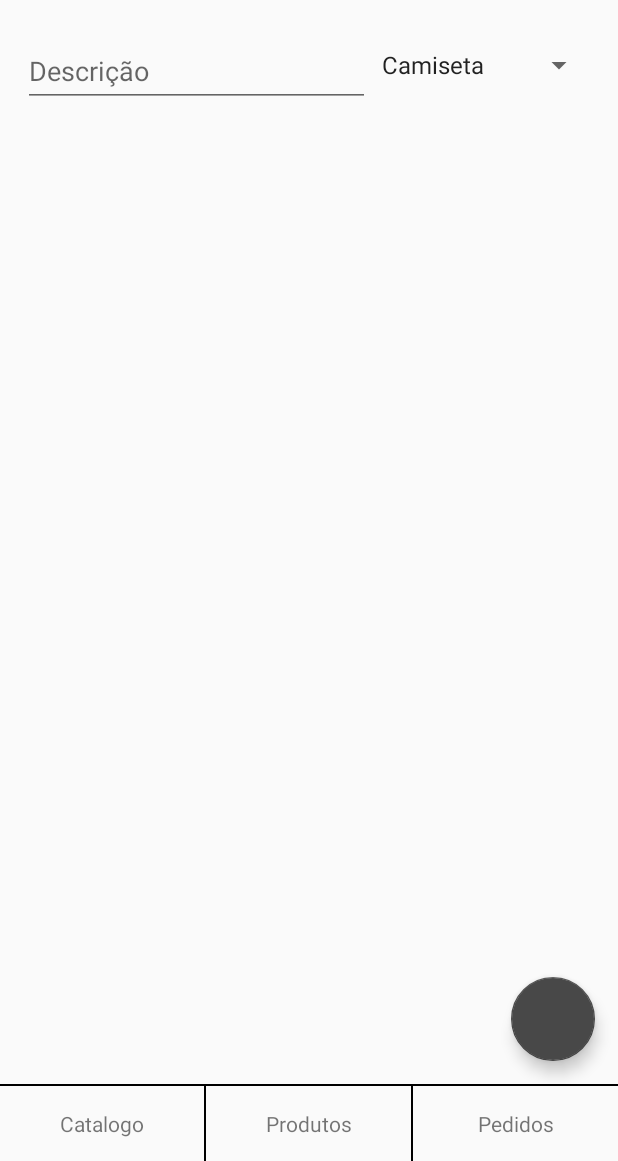
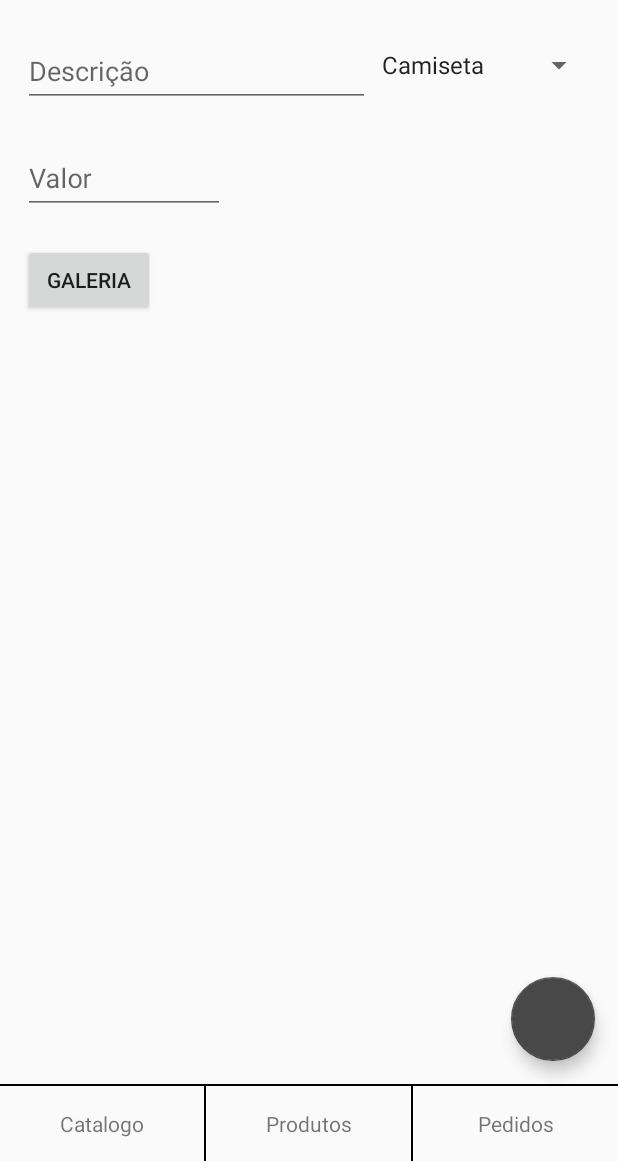
Before and after one commit to RFMachado/LojaReden-o, an Android app: the screen it shows after launch (MainActivity), after a tap on "Produtos", on a phone screen of 412 x 824 dp, the part 75-1236 px from its top. Run offline under Robolectric (Android 15) with nearby library versions, the phone set to English and light mode, and no system bars; our stand-ins replace Timber; libraries missing offline, so code that uses them is left out: permissions.dispatcher; 4 statements that could not run were skipped.

Commit message:
added open imagem from gallery

```diff
--- a/app/src/main/java/com/redencao/catalogo/catalogo/feature/catalog/domain/Product.kt
+++ b/app/src/main/java/com/redencao/catalogo/catalogo/feature/catalog/domain/Product.kt
@@ -1,9 +1,12 @@
 package com.redencao.catalogo.catalogo.feature.catalog.domain
+
+import android.net.Uri
 
 data class Product (
     val id: Long,
     val title: String,
     val type: String,
     val size: String,
-    val color: String
+    val color: String,
+    val images: List<Uri>
 )
--- a/app/src/main/java/com/redencao/catalogo/catalogo/feature/catalog/ui/CatalogAdapter.kt
+++ b/app/src/main/java/com/redencao/catalogo/catalogo/feature/catalog/ui/CatalogAdapter.kt
@@ -3,6 +3,7 @@ package com.redencao.catalogo.catalogo.feature.catalog.ui
 import android.support.v7.widget.RecyclerView
 import android.view.View
 import android.view.ViewGroup
+import com.bumptech.glide.Glide
 import com.redencao.catalogo.catalogo.R
 import com.redencao.catalogo.catalogo.feature.catalog.domain.Product
 import com.redencao.catalogo.catalogo.util.extensions.inflate
@@ -19,6 +20,10 @@ class CatalogAdapter constructor(items: List<Product>):
         txtTitle.text = product.title
         txtType.text = product.type
 
+        Glide.with(context)
+            .load(product.images[0])
+            .into(imgProduct)
+
     }
 
     class ViewHolder(itemView: View) : RecyclerView.ViewHolder(itemView)
--- a/app/src/main/java/com/redencao/catalogo/catalogo/feature/database/model/ProductData.kt
+++ b/app/src/main/java/com/redencao/catalogo/catalogo/feature/database/model/ProductData.kt
@@ -2,6 +2,7 @@ package com.redencao.catalogo.catalogo.feature.database.model
 
 import android.arch.persistence.room.Entity
 import android.arch.persistence.room.PrimaryKey
+import android.net.Uri
 
 @Entity(tableName = "product")
 data class ProductData(
@@ -9,5 +10,8 @@ data class ProductData(
     var title: String,
     var type: String,
     var size: String,
-    var color: String
+    var color: String,
+    val image1: String,
+    val image2: String,
+    val image3: String
 )
--- a/app/src/main/res/layout/fragment_product.xml
+++ b/app/src/main/res/layout/fragment_product.xml
@@ -44,11 +44,35 @@
 
     </LinearLayout>
 
+    <android.support.design.widget.TextInputLayout
+            android:layout_width="150dp"
+            android:layout_height="wrap_content"
+            android:orientation="vertical">
+
+        <android.support.design.widget.TextInputEditText
+                android:id="@+id/edtValue"
+                android:layout_width="match_parent"
+                android:layout_height="wrap_content"
+                android:inputType="numberDecimal"
+                android:layout_marginLeft="15dp"
+                android:hint="@string/value"/>
+
+    </android.support.design.widget.TextInputLayout>
+
+    <Button
+            android:id="@+id/btnGallery"
+            android:layout_width="wrap_content"
+            android:layout_height="wrap_content"
+            android:layout_marginLeft="15dp"
+            android:layout_marginTop="20dp"
+            android:text="@string/gallery"/>
+
     <FrameLayout
             android:layout_width="match_parent"
             android:layout_height="match_parent">
 
         <android.support.design.widget.FloatingActionButton
+                android:id="@+id/btnAdd"
                 android:layout_width="match_parent"
                 android:layout_height="wrap_content"
                 android:layout_gravity="end|bottom"
--- a/app/src/main/res/layout/item_adapter_product.xml
+++ b/app/src/main/res/layout/item_adapter_product.xml
@@ -19,8 +19,7 @@
                 android:layout_height="200dp"
                 android:layout_gravity="center"
                 android:layout_marginBottom="20dp"
-                tools:src="@mipmap/ic_launcher"
-                android:src="@mipmap/ic_launcher"/>
+                tools:src="@mipmap/ic_launcher"/>
 
         <TextView
                 android:id="@+id/txtTitle"
--- a/app/src/main/res/values/strings.xml
+++ b/app/src/main/res/values/strings.xml
@@ -5,6 +5,8 @@
 
     <string name="title">Descrição</string>
     <string name="category">Categoria</string>
+    <string name="value">Valor</string>
+    <string name="gallery">Galeria</string>
 
     <string-array name="product_type">
         <item>Camiseta</item>
```
Also changed, not shown: app/build.gradle (+15 -1 lines), app/src/main/java/com/redencao/catalogo/catalogo/feature/catalog/repository/mapper/CatalogMapper.kt (+13 -1 lines), app/src/main/java/com/redencao/catalogo/catalogo/feature/product/ui/ProductFragment.kt (+71 -9 lines).
